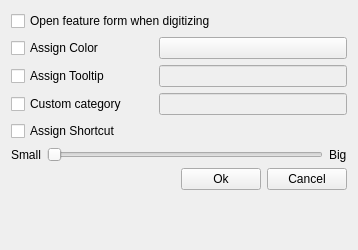
This is gui/CustomWidgets/BasicInterfaceWidgets/buttonPropWidget.ui in dsgoficial/DsgTools as Qt 5 draws it before an edit. The edited form follows.
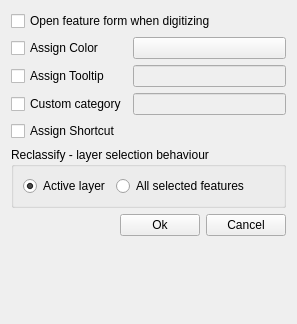
This is the edited form. Custom widgets are drawn as their Qt base class.

Commit message: added button setup dlg to tool

```diff
--- a/gui/CustomWidgets/BasicInterfaceWidgets/buttonPropWidget.ui
+++ b/gui/CustomWidgets/BasicInterfaceWidgets/buttonPropWidget.ui
@@ -6,31 +6,14 @@
    <rect>
     <x>0</x>
     <y>0</y>
-    <width>358</width>
-    <height>250</height>
+    <width>297</width>
+    <height>324</height>
    </rect>
   </property>
   <property name="windowTitle">
    <string>Form</string>
   </property>
   <layout class="QGridLayout" name="gridLayout">
-   <item row="0" column="0" colspan="3">
-    <widget class="QCheckBox" name="openFormCheckBox">
-     <property name="text">
-      <string>Open feature form when digitizing</string>
-     </property>
-    </widget>
-   </item>
-   <item row="1" column="0">
-    <widget class="QCheckBox" name="colorCheckBox">
-     <property name="text">
-      <string>Assign Color</string>
-     </property>
-    </widget>
-   </item>
-   <item row="1" column="2">
-    <widget class="QgsColorButton" name="mColorButton"/>
-   </item>
    <item row="2" column="0">
     <widget class="QCheckBox" name="tooltipCheckBox">
      <property name="text">
@@ -38,10 +21,53 @@
      </property>
     </widget>
    </item>
-   <item row="2" column="2">
-    <widget class="QLineEdit" name="toolTipLineEdit">
-     <property name="enabled">
-      <bool>false</bool>
+   <item row="5" column="0" colspan="2">
+    <widget class="QgsCollapsibleGroupBox" name="mGroupBox">
+     <property name="title">
+      <string>Reclassify - layer selection behaviour</string>
+     </property>
+     <layout class="QGridLayout" name="gridLayout_2">
+      <item row="0" column="0">
+       <layout class="QHBoxLayout" name="horizontalLayout_3">
+        <item>
+         <widget class="QRadioButton" name="newRadioButton">
+          <property name="text">
+           <string>Active layer</string>
+          </property>
+          <property name="checked">
+           <bool>true</bool>
+          </property>
+         </widget>
+        </item>
+        <item>
+         <widget class="QRadioButton" name="reclassifyRadioButton">
+          <property name="text">
+           <string>All selected features</string>
+          </property>
+         </widget>
+        </item>
+        <item>
+         <spacer name="horizontalSpacer_3">
+          <property name="orientation">
+           <enum>Qt::Horizontal</enum>
+          </property>
+          <property name="sizeHint" stdset="0">
+           <size>
+            <width>40</width>
+            <height>20</height>
+           </size>
+          </property>
+         </spacer>
+        </item>
+       </layout>
+      </item>
+     </layout>
+    </widget>
+   </item>
+   <item row="1" column="0">
+    <widget class="QCheckBox" name="colorCheckBox">
+     <property name="text">
+      <string>Assign Color</string>
      </property>
     </widget>
    </item>
@@ -52,13 +78,6 @@
      </property>
     </widget>
    </item>
-   <item row="3" column="2">
-    <widget class="QLineEdit" name="customCategoryLineEdit">
-     <property name="enabled">
-      <bool>false</bool>
-     </property>
-    </widget>
-   </item>
    <item row="4" column="0">
     <widget class="QCheckBox" name="shortcutCheckBox">
      <property name="text">
@@ -66,14 +85,7 @@
      </property>
     </widget>
    </item>
-   <item row="4" column="2">
-    <widget class="ShortcutChooserWidget" name="shortcutWidget" native="true">
-     <property name="enabled">
-      <bool>false</bool>
-     </property>
-    </widget>
-   </item>
-   <item row="6" column="0" colspan="3">
+   <item row="6" column="0" colspan="2">
     <layout class="QHBoxLayout" name="horizontalLayout">
      <item>
       <spacer name="horizontalSpacer">
@@ -124,54 +136,57 @@
      <property name="sizeHint" stdset="0">
       <size>
        <width>20</width>
-       <height>13</height>
+       <height>25</height>
       </size>
      </property>
     </spacer>
    </item>
-   <item row="5" column="0" colspan="3">
-    <layout class="QHBoxLayout" name="horizontalLayout_2">
-     <item>
-      <widget class="QLabel" name="label_6">
-       <property name="sizePolicy">
-        <sizepolicy hsizetype="Minimum" vsizetype="Preferred">
-         <horstretch>0</horstretch>
-         <verstretch>0</verstretch>
-        </sizepolicy>
-       </property>
-       <property name="text">
-        <string>Small</string>
-       </property>
-      </widget>
-     </item>
-     <item>
-      <widget class="QSlider" name="slider">
-       <property name="sizePolicy">
-        <sizepolicy hsizetype="Expanding" vsizetype="Minimum">
-         <horstretch>0</horstretch>
-         <verstretch>0</verstretch>
-        </sizepolicy>
-       </property>
-       <property name="maximum">
-        <number>2</number>
-       </property>
-       <property name="orientation">
-        <enum>Qt::Horizontal</enum>
-       </property>
-      </widget>
-     </item>
-     <item>
-      <widget class="QLabel" name="label_7">
-       <property name="text">
-        <string>Big</string>
-       </property>
-      </widget>
-     </item>
-    </layout>
+   <item row="1" column="1">
+    <widget class="QgsColorButton" name="mColorButton"/>
+   </item>
+   <item row="0" column="0" colspan="2">
+    <widget class="QCheckBox" name="openFormCheckBox">
+     <property name="text">
+      <string>Open feature form when digitizing</string>
+     </property>
+    </widget>
+   </item>
+   <item row="3" column="1">
+    <widget class="QLineEdit" name="customCategoryLineEdit">
+     <property name="enabled">
+      <bool>false</bool>
+     </property>
+    </widget>
+   </item>
+   <item row="4" column="1">
+    <widget class="ShortcutChooserWidget" name="shortcutWidget" native="true">
+     <property name="enabled">
+      <bool>false</bool>
+     </property>
+     <property name="sizePolicy">
+      <sizepolicy hsizetype="Preferred" vsizetype="Fixed">
+       <horstretch>0</horstretch>
+       <verstretch>0</verstretch>
+      </sizepolicy>
+     </property>
+    </widget>
+   </item>
+   <item row="2" column="1">
+    <widget class="QLineEdit" name="toolTipLineEdit">
+     <property name="enabled">
+      <bool>false</bool>
+     </property>
+    </widget>
    </item>
   </layout>
  </widget>
  <customwidgets>
+  <customwidget>
+   <class>QgsCollapsibleGroupBox</class>
+   <extends>QGroupBox</extends>
+   <header>qgscollapsiblegroupbox.h</header>
+   <container>1</container>
+  </customwidget>
   <customwidget>
    <class>QgsColorButton</class>
    <extends>QPushButton</extends>
```
Left out of the diff: 2 changed lines with no effect on the pictures. The commit also changes 4 other files.
